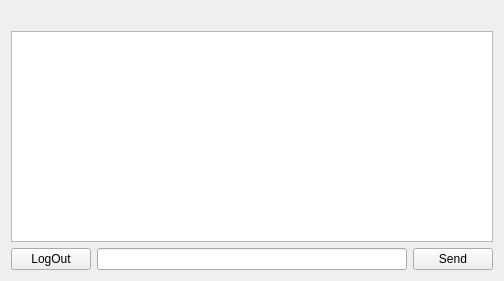
Old version of the form widget.ui in the repository qqLyamin/clientWorkServer.
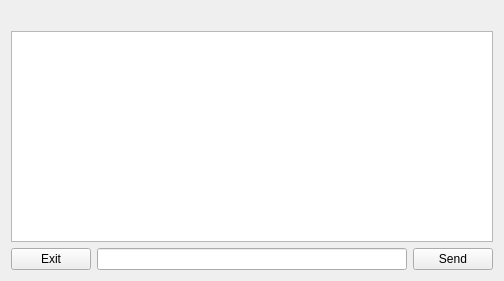
New version of the form.

Diff of the .ui file:
```diff
--- a/widget.ui
+++ b/widget.ui
@@ -41,7 +41,7 @@
        <item>
         <widget class="QPushButton" name="logoutButton">
          <property name="text">
-          <string>LogOut</string>
+          <string>Exit</string>
          </property>
         </widget>
        </item>
```
